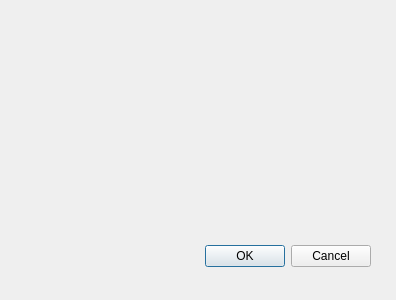
Old version of the form src/qt_files/SelectOutputFileTypes.ui in the repository luckek/FireScapeRx-dev.
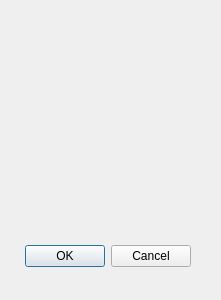
New version of the form.

What changed in the file:
```diff
--- a/src/qt_files/SelectOutputFileTypes.ui
+++ b/src/qt_files/SelectOutputFileTypes.ui
@@ -6,7 +6,7 @@
    <rect>
     <x>0</x>
     <y>0</y>
-    <width>396</width>
+    <width>221</width>
     <height>300</height>
    </rect>
   </property>
@@ -16,9 +16,9 @@
   <widget class="QDialogButtonBox" name="buttonBox">
    <property name="geometry">
     <rect>
-     <x>30</x>
+     <x>20</x>
      <y>240</y>
-     <width>341</width>
+     <width>171</width>
      <height>32</height>
     </rect>
    </property>
@@ -32,9 +32,9 @@
   <widget class="QWidget" name="verticalLayoutWidget">
    <property name="geometry">
     <rect>
-     <x>39</x>
-     <y>19</y>
-     <width>331</width>
+     <x>30</x>
+     <y>40</y>
+     <width>161</width>
      <height>201</height>
     </rect>
    </property>
```
Left out of the diff: 2 changed lines with no effect on the pictures.
